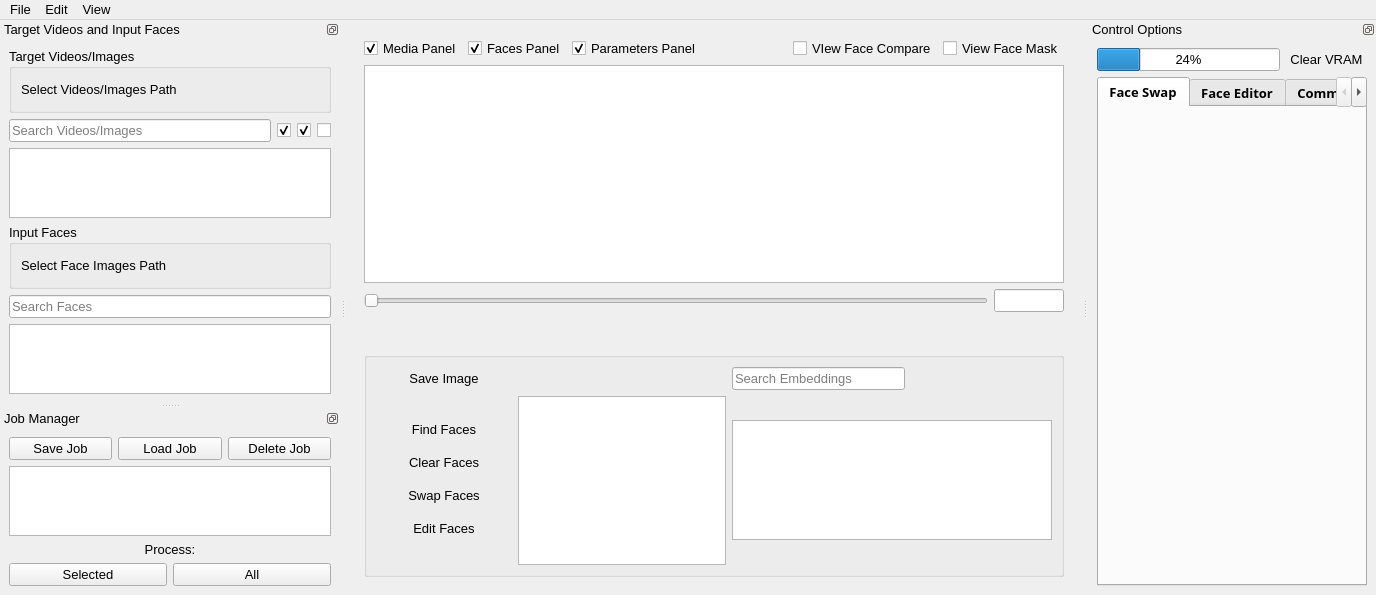
Qt form app/ui/core/MainWindow.ui (axel-devs/VisoMaster-Job-Manager) before a commit.
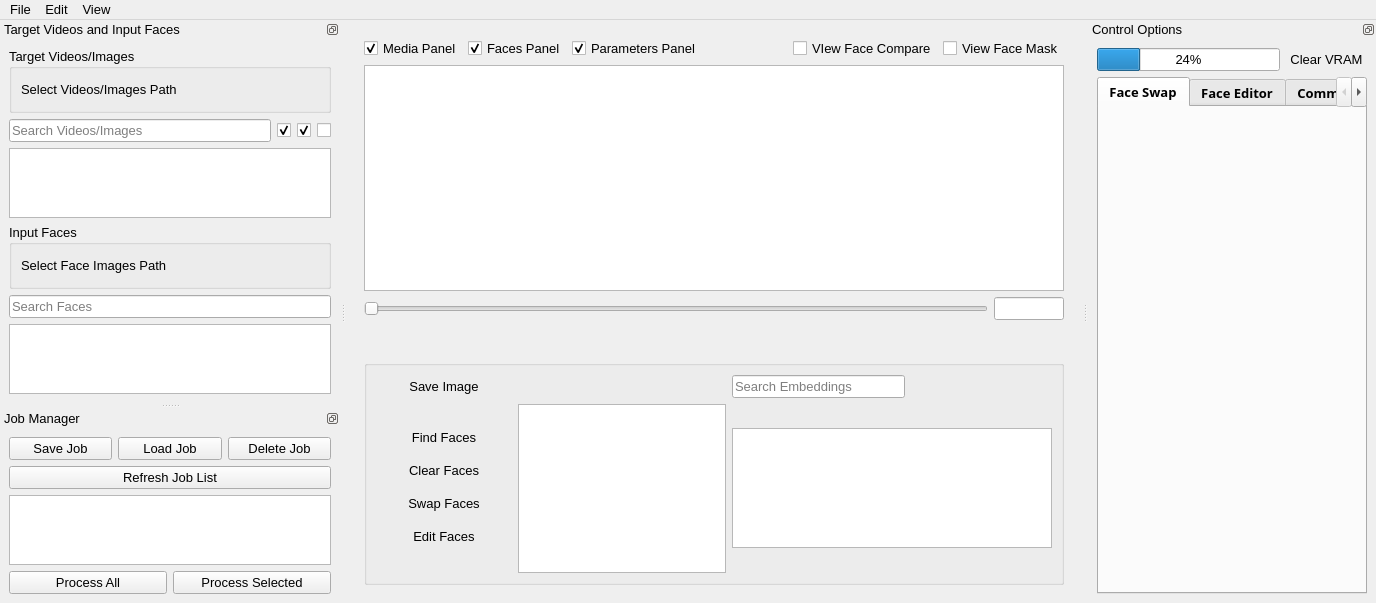
The same form after that commit. Icons and pictures are not drawn.

Commit message: Job Manager widget redesign, safegaurds, and enhancements. Add install_job_manager.py

```diff
--- a/app/ui/core/MainWindow.ui
+++ b/app/ui/core/MainWindow.ui
@@ -947,8 +947,13 @@
             </item>
           </layout>
         </item>
-
-        <!-- JOB QUEUE LIST -->
+        <item>
+          <widget class="QPushButton" name="refreshJobListButton">
+            <property name="text">
+              <string>Refresh Job List</string>
+            </property>
+          </widget>
+        </item>
         <item>
           <widget class="QListWidget" name="jobQueueList">
             <property name="sortingEnabled">
@@ -959,34 +964,20 @@
 
         <!-- PROCESS SECTION - FIXED STRUCTURE -->
         <item>
-          <layout class="QVBoxLayout" name="jobProcessLayout">
+          <layout class="QHBoxLayout" name="processControlLayout">
             <item>
-              <widget class="QLabel" name="labelProcessJobs">
+              <widget class="QPushButton" name="buttonProcessAll">
                 <property name="text">
-                  <string>Process:</string>
-                </property>
-                <property name="alignment">
-                  <set>Qt::AlignCenter</set>
+                  <string>Process All</string>
                 </property>
               </widget>
             </item>
             <item>
-              <layout class="QHBoxLayout" name="processControlLayout">
-                <item>
-                  <widget class="QPushButton" name="buttonProcessSelected">
-                    <property name="text">
-                      <string>Selected</string>
-                    </property>
-                  </widget>
-                </item>
-                <item>
-                  <widget class="QPushButton" name="buttonProcessAll">
-                    <property name="text">
-                      <string>All</string>
-                    </property>
-                  </widget>
-                </item>
-              </layout>
+              <widget class="QPushButton" name="buttonProcessSelected">
+                <property name="text">
+                  <string>Process Selected</string>
+                </property>
+              </widget>
             </item>
           </layout>
         </item>
```
Left out of the diff: 3 changed lines with no effect on the pictures. The commit also changes 3 other files.
